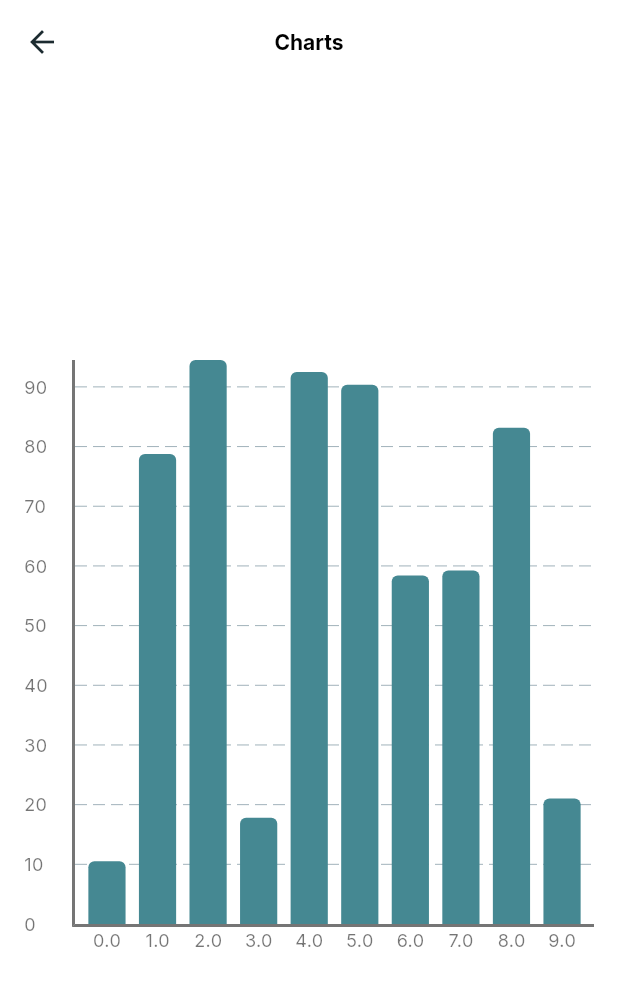
After one commit to Mobile-Innowise-Group/VirtussoftPOC, a Flutter app: the ChartsContent screen opened directly, on a phone screen of 412 x 824 dp. The commit adds this screen. Shown: the top 986 px of the screen. Run offline on Flutter 3.47's test engine with Material 3 defaults, Android fonts, the phone set to English and light mode, and no system bars; drawn by our look-alikes of fl_chart; our stand-ins replace auto_route, bloc, dio, easy_localization, firebase_auth, flutter_bloc and 15 more; missing offline and left inert: cunning_document_scanner, observe_internet_connectivity; accounts and stored records are empty; network calls fail.

Commit message:
Implementing charts

```diff
--- a/features/auth/lib/src/widgets/login_screen_content.dart
+++ b/features/auth/lib/src/widgets/login_screen_content.dart
@@ -19,8 +19,9 @@ class _LoginScreenContentState extends State<LoginScreenContent> {
   @override
   void initState() {
     super.initState();
-    _emailTextEditingController = TextEditingController();
-    _passwordTextEditingController = TextEditingController();
+    // TODO: Rollback
+    _emailTextEditingController = TextEditingController()..text = 'german.perelmuter@innowise.com';
+    _passwordTextEditingController = TextEditingController()..text = '123456789';
     _obscureNotifier = ValueNotifier<bool>(true);
   }
 
--- /dev/null
+++ b/features/charts/lib/charts.dart
@@ -0,0 +1,17 @@
+library charts;
+
+import 'package:navigation/navigation.dart';
+
+export 'charts.gr.dart';
+
+@AutoRouterConfig(
+  replaceInRouteName: 'Screen,Route',
+)
+class ChartsRouter extends RootStackRouter {
+  @override
+  List<AutoRoute> get routes => <AutoRoute>[
+        AutoRoute(
+          page: ChartsRoute.page,
+        ),
+      ];
+}
--- /dev/null
+++ b/features/charts/lib/src/bloc/charts_bloc.dart
@@ -0,0 +1,40 @@
+import 'dart:math';
+
+import 'package:core/core.dart';
+
+import '../models/chart_item.dart';
+
+part 'charts_event.dart';
+part 'charts_state.dart';
+
+class ChartsBloc extends Bloc<ChartsEvent, ChartsState> {
+  ChartsBloc() : super(const ChartsState.initial()) {
+    on<Initialize>(_onInitialize);
+  }
+
+  Future<void> _onInitialize(
+    Initialize event,
+    Emitter<ChartsState> emit,
+  ) async {
+    emit(
+      state.copyWith(
+        isLoading: false,
+        items: _generateMockData(10),
+      ),
+    );
+  }
+
+  List<ChartItem> _generateMockData(int days) {
+    final Random random = Random();
+
+    return List<ChartItem>.generate(
+      days,
+      (int index) {
+        return ChartItem(
+          date: DateTime.now().subtract(Duration(days: index)),
+          value: (random.nextDouble() * 100) + 10,
+        );
+      },
+    ).reversed.toList();
+  }
+}
--- /dev/null
+++ b/features/charts/lib/src/bloc/charts_event.dart
@@ -0,0 +1,9 @@
+part of 'charts_bloc.dart';
+
+sealed class ChartsEvent {
+  const ChartsEvent();
+}
+
+final class Initialize extends ChartsEvent {
+  const Initialize();
+}
--- /dev/null
+++ b/features/charts/lib/src/bloc/charts_state.dart
@@ -0,0 +1,25 @@
+part of 'charts_bloc.dart';
+
+final class ChartsState {
+  final bool isLoading;
+  final List<ChartItem> items;
+
+  const ChartsState.initial()
+      : isLoading = true,
+        items = const <ChartItem>[];
+
+  const ChartsState({
+    required this.isLoading,
+    required this.items,
+  });
+
+  ChartsState copyWith({
+    bool? isLoading,
+    List<ChartItem>? items,
+  }) {
+    return ChartsState(
+      isLoading: isLoading ?? this.isLoading,
+      items: items ?? this.items,
+    );
+  }
+}
--- /dev/null
+++ b/features/charts/lib/src/models/chart_item.dart
@@ -0,0 +1,9 @@
+final class ChartItem {
+  final DateTime date;
+  final double value;
+
+  const ChartItem({
+    required this.date,
+    required this.value,
+  });
+}
--- /dev/null
+++ b/features/charts/lib/src/screen/charts_content.dart
@@ -0,0 +1,42 @@
+import 'package:core/core.dart';
+import 'package:core_ui/core_ui.dart';
+import 'package:flutter/material.dart';
+
+import '../bloc/charts_bloc.dart';
+import '../widgets/receipt_chart.dart';
+
+class ChartsContent extends StatelessWidget {
+  const ChartsContent({super.key});
+
+  @override
+  Widget build(BuildContext context) {
+    return Scaffold(
+      appBar: AppBar(
+        title: Text(
+          'Charts',
+          style: AppFonts.headingH4,
+        ),
+        centerTitle: true,
+      ),
+      body: Padding(
+        padding: const EdgeInsets.all(AppDimens.PADDING_16),
+        child: BlocBuilder<ChartsBloc, ChartsState>(
+          builder: (BuildContext context, ChartsState state) {
+            if (state.isLoading) {
+              return const Center(child: CircularProgressIndicator());
+            }
+
+            return Center(
+              child: SizedBox(
+                height: 400,
+                child: ReceiptChart(
+                  data: state.items,
+                ),
+              ),
+            );
+          },
+        ),
+      ),
+    );
+  }
+}
--- /dev/null
+++ b/features/charts/lib/src/screen/charts_screen.dart
@@ -0,0 +1,19 @@
+import 'package:core/core.dart';
+import 'package:flutter/material.dart';
+import 'package:navigation/navigation.dart';
+
+import '../bloc/charts_bloc.dart';
+import 'charts_content.dart';
+
+@RoutePage()
+class ChartsScreen extends StatelessWidget {
+  const ChartsScreen({super.key});
+
+  @override
+  Widget build(BuildContext context) {
+    return BlocProvider<ChartsBloc>(
+      create: (_) => ChartsBloc()..add(const Initialize()),
+      child: ChartsContent(),
+    );
+  }
+}
--- /dev/null
+++ b/features/charts/lib/src/widgets/receipt_chart.dart
@@ -0,0 +1,86 @@
+import 'package:core_ui/core_ui.dart';
+import 'package:fl_chart/fl_chart.dart';
+import 'package:flutter/material.dart';
+
+import '../models/chart_item.dart';
+
+class ReceiptChart extends StatelessWidget {
+  final List<ChartItem> data;
+
+  const ReceiptChart({
+    super.key,
+    required this.data,
+  });
+
+  @override
+  Widget build(BuildContext context) {
+    final ColorScheme colors = Theme.of(context).colorScheme;
+
+    return LayoutBuilder(
+      builder: (BuildContext context, BoxConstraints constraints) {
+        const double barSpace = AppDimens.SIZE_12;
+        final double width = constraints.maxWidth;
+        final double barWidth = (width - (barSpace * (data.length + 1))) / data.length;
+
+        return BarChart(
+          BarChartData(
+            gridData: const FlGridData(drawVerticalLine: false),
+            borderData: FlBorderData(
+              border: const Border(
+                left: BorderSide(color: Colors.black54, width: 2),
+                bottom: BorderSide(color: Colors.black54, width: 2),
+              ),
+            ),
+            barGroups: List<BarChartGroupData>.generate(
+              data.length,
+              (int index) => BarChartGroupData(
+                x: index,
+                barsSpace: barSpace,
+                barRods: <BarChartRodData>[
+                  BarChartRodData(
+                    toY: data[index].value,
+                    width: barWidth,
+                    color: colors.primary,
+                    borderRadius: const BorderRadius.only(
+                      topRight: Radius.circular(AppDimens.BORDER_RADIUS_4),
+                      topLeft: Radius.circular(AppDimens.BORDER_RADIUS_4),
+                    ),
+                  ),
+                ],
+              ),
+              growable: false,
+            ),
+            titlesData: FlTitlesData(
+              rightTitles: const AxisTitles(axisNameSize: 0),
+              topTitles: const AxisTitles(axisNameSize: 0),
+              bottomTitles: AxisTitles(
+                sideTitles: SideTitles(
+                  showTitles: true,
+                  getTitlesWidget: (double value, TitleMeta meta) {
+                    return Text(
+                      '$value',
+                      style: AppFonts.bodyS.copyWith(color: Colors.black54),
+                    );
+                  },
+                ),
+              ),
+              leftTitles: AxisTitles(
+                sideTitles: SideTitles(
+                  showTitles: true,
+                  reservedSize: 32,
+                  maxIncluded: false,
+                  getTitlesWidget: (double value, TitleMeta meta) {
+                    return Text(
+                      '${value.truncate()}',
+                      style: AppFonts.bodyS.copyWith(color: Colors.black54),
+                    );
+                  },
+                ),
+              ),
+            ),
+          ),
+        );
+      },
+    );
+  }
+}
--- a/features/home_page/lib/home_page.dart
+++ b/features/home_page/lib/home_page.dart
@@ -17,6 +17,7 @@ class HomeScreenRouter extends RootStackRouter {
             ...UserDataRouter().routes,
             ...ScannerScreenRouter().routes,
             ...PrivateFoldersRouter().routes,
+            ...ChartsRouter().routes,
           ],
         ),
       ];
--- a/features/home_page/lib/src/home_screen.dart
+++ b/features/home_page/lib/src/home_screen.dart
@@ -31,11 +31,13 @@ class HomeScreen extends StatelessWidget implements AutoRouteWrapper {
         return Stack(
           children: <Widget>[
             AutoTabsRouter.tabBar(
+              physics: const NeverScrollableScrollPhysics(),
               routes: const <PageRouteInfo>[
                 UserProfileRoute(),
                 UserDataRoute(),
                 PrivateFoldersRoute(),
                 ScannerRoute(),
+                ChartsRoute(),
               ],
               builder: (BuildContext context, Widget child, TabController controller) {
                 final TabsRouter tabsRouter = AutoTabsRouter.of(context);
@@ -151,6 +153,29 @@ class HomeScreen extends StatelessWidget implements AutoRouteWrapper {
                             ),
                             label: 'Scan',
                           ),
+                          BottomNavigationBarItem(
+                            icon: SvgPicture.asset(
+                              // TODO: Update icon
+                              AppImages.folder,
+                              width: 24,
+                              height: 24,
+                              colorFilter: ColorFilter.mode(
+                                AppColors.of(context).unSelectedIcon,
+                                BlendMode.srcIn,
+                              ),
+                            ),
+                            activeIcon: SvgPicture.asset(
+                              // TODO: Update icon
+                              AppImages.folder,
+                              width: 24,
+                              height: 24,
+                              colorFilter: ColorFilter.mode(
+                                Theme.of(context).colorScheme.primary,
+                                BlendMode.srcIn,
+                              ),
+                            ),
+                            label: 'Charts',
+                          ),
                         ],
                         onTap: tabsRouter.setActiveIndex,
                         currentIndex: tabsRouter.activeIndex,
--- a/navigation/lib/navigation.dart
+++ b/navigation/lib/navigation.dart
@@ -2,6 +2,7 @@ library navigation;
 
 export 'package:auth/auth_navigation.dart';
 export 'package:auto_route/auto_route.dart';
+export 'package:charts/charts.dart';
 export 'package:home_page/home_page.dart';
 export 'package:private_folders/private_folders.dart';
 export 'package:scanner/scanner.dart';
--- a/navigation/pubspec.yaml
+++ b/navigation/pubspec.yaml
@@ -29,6 +29,8 @@ dependencies:
     path: ../features/user_folders
   document_scan:
     path: ../features/document_scan
+  charts:
+    path: ../features/charts
 
   auto_route: ^9.2.2
 
```
Also changed, not shown: features/charts/pubspec.yaml (added, +26 -0 lines), features/charts/lib/charts.gr.dart (added), features/home_page/pubspec.lock, navigation/pubspec.lock, pubspec.lock.
